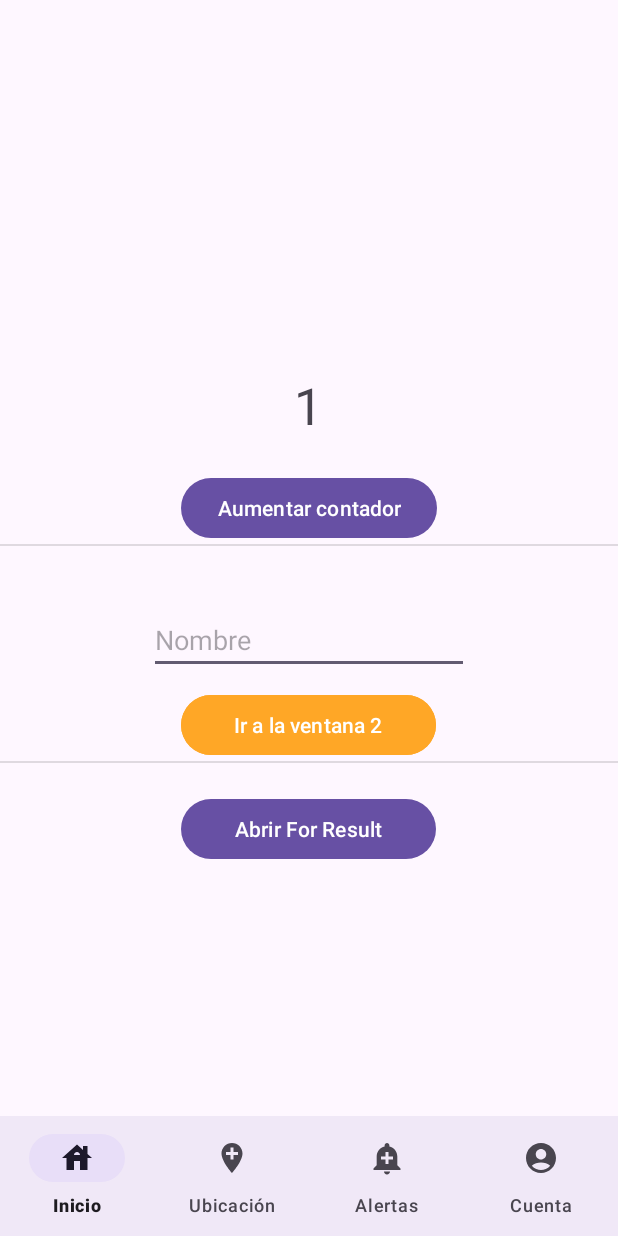
After one commit to alegom05/HOTROID, an Android app: the layout activity_super.xml on its own in the app's theme, with its tools: preview values and no code run, on a phone screen of 412 x 824 dp. The commit adds this screen. Run offline under Robolectric (Android 15) with nearby library versions, the phone set to English and light mode, and no system bars.

Commit message:
Los botones redireccionan

```diff
--- a/Proyecto/app/src/main/AndroidManifest.xml
+++ b/Proyecto/app/src/main/AndroidManifest.xml
@@ -28,12 +28,17 @@
         <activity
             android:name=".MainActivity"
             android:exported="true">
+
             <intent-filter>
                 <action android:name="android.intent.action.MAIN" />
 
                 <category android:name="android.intent.category.LAUNCHER" />
             </intent-filter>
+
         </activity>
+        <activity android:name=".ClienteActivity" />
+        <activity android:name=".TaxiActivity" />
+        <activity android:name=".SuperActivity" />
     </application>
 
 </manifest>
--- /dev/null
+++ b/Proyecto/app/src/main/java/com/example/hotroid/bean/AdminActivity.java
@@ -0,0 +1,4 @@
+package com.example.hotroid.bean;
+
+public class AdminActivity {
+}
--- /dev/null
+++ b/Proyecto/app/src/main/res/layout/activity_super.xml
@@ -0,0 +1,91 @@
+<?xml version="1.0" encoding="utf-8"?>
+<androidx.constraintlayout.widget.ConstraintLayout xmlns:android="http://schemas.android.com/apk/res/android"
+    xmlns:app="http://schemas.android.com/apk/res-auto"
+    xmlns:tools="http://schemas.android.com/tools"
+    android:layout_width="match_parent"
+    android:layout_height="match_parent"
+    android:onClick="incrementarContador"
+    tools:context=".MainActivity">
+
+    <LinearLayout
+        android:layout_width="match_parent"
+        android:layout_height="match_parent"
+        android:gravity="center"
+        android:orientation="vertical"
+        app:layout_constraintEnd_toEndOf="parent"
+        app:layout_constraintHorizontal_bias="0.0"
+        app:layout_constraintStart_toStartOf="parent"
+        tools:layout_editor_absoluteY="98dp">
+
+        <TextView
+            android:id="@+id/contadorEnVista"
+            android:layout_width="wrap_content"
+            android:layout_height="wrap_content"
+            android:text="1"
+            android:textSize="34sp" />
+
+        <Button
+            android:id="@+id/button2"
+            android:layout_width="wrap_content"
+            android:layout_height="wrap_content"
+            android:layout_marginTop="22dp"
+            android:onClick="incrementarContador"
+            android:text="Aumentar contador" />
+
+        <View
+            android:id="@+id/divider2"
+            android:layout_width="match_parent"
+            android:layout_height="1dp"
+            android:background="?android:attr/listDivider" />
+
+        <EditText
+            android:id="@+id/editTextNombre"
+            android:layout_width="wrap_content"
+            android:layout_height="wrap_content"
+            android:layout_marginTop="40dp"
+            android:ems="10"
+            android:hint="Nombre"
+            android:inputType="text" />
+
+        <Button
+            android:id="@+id/button"
+            android:layout_width="170dp"
+            android:layout_height="wrap_content"
+            android:layout_marginTop="10dp"
+            android:backgroundTint="#FFA726"
+            android:onClick="irAVentana2"
+            android:text="Ir a la ventana 2" />
+
+        <View
+            android:id="@+id/divider3"
+            android:layout_width="match_parent"
+            android:layout_height="1dp"
+            android:background="?android:attr/listDivider" />
+
+        <Button
+            android:id="@+id/button3"
+            android:layout_width="170dp"
+            android:layout_height="wrap_content"
+            android:layout_marginTop="20dp"
+            android:text="Abrir For Result" />
+
+        <androidx.constraintlayout.widget.Guideline
+            android:id="@+id/guideline"
+            android:layout_width="match_parent"
+            android:layout_height="wrap_content"
+            android:orientation="horizontal" />
+
+    </LinearLayout>
+
+    <com.google.android.material.bottomnavigation.BottomNavigationView
+        android:id="@+id/bottom_navigation"
+        android:layout_width="0dp"
+        android:layout_height="wrap_content"
+        android:background="?android:attr/windowBackground"
+        app:layout_constraintBottom_toBottomOf="parent"
+        app:layout_constraintStart_toStartOf="parent"
+        app:layout_constraintEnd_toEndOf="parent"
+        app:menu="@menu/menu_bottom_act"
+        app:labelVisibilityMode="labeled" />
+
+</androidx.constraintlayout.widget.ConstraintLayout>
```
Also changed, not shown: Proyecto/app/src/main/java/com/example/hotroid/ClienteActivity.java (added, +13 -0 lines), Proyecto/app/src/main/java/com/example/hotroid/MainActivity.java (+23 -0 lines), Proyecto/app/src/main/java/com/example/hotroid/SuperActivity.java (added, +13 -0 lines), Proyecto/app/src/main/java/com/example/hotroid/TaxiActivity.java (added, +13 -0 lines), Proyecto/app/src/main/res/layout/activity_taxi.xml (added, +91 -0 lines), Proyecto/app/src/main/res/layout/activity_cliente.xml (renamed from Proyecto/app/src/main/res/layout/taxi_main.xml).
